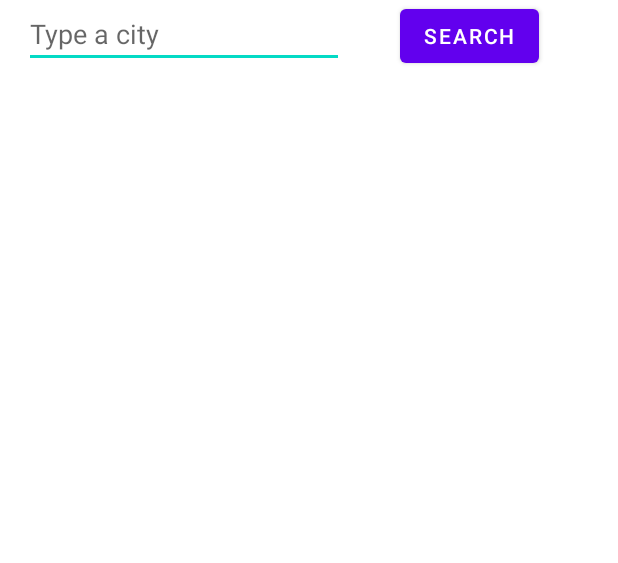
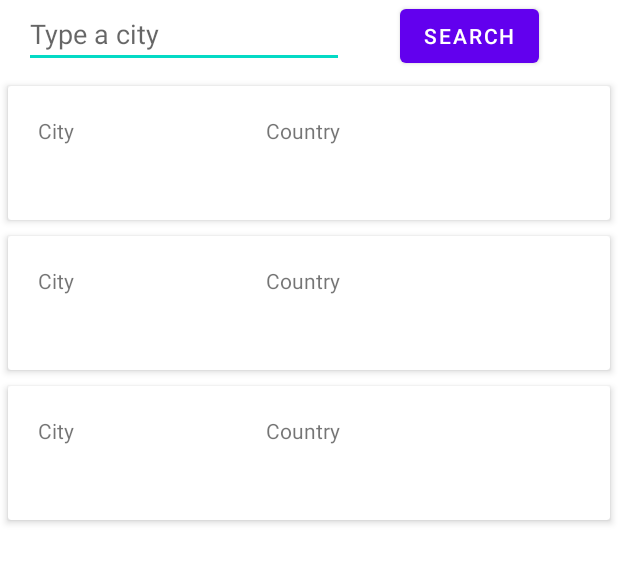
Before and after one commit to arllain/android-my-weather, an Android app: the layout fragment_search.xml on its own in the app's theme, with its tools: preview values and no code run, on a phone screen of 412 x 824 dp. Shown: the top 563 px of the screen. Run offline under Robolectric (Android 15) with nearby library versions, the phone set to English and light mode, and no system bars.

```diff
--- a/app/src/main/AndroidManifest.xml
+++ b/app/src/main/AndroidManifest.xml
@@ -11,6 +11,7 @@
         android:label="@string/app_name"
         android:roundIcon="@mipmap/ic_launcher_round"
         android:supportsRtl="true"
+        android:usesCleartextTraffic="true"
         android:theme="@style/Theme.MyWeather">
         <activity android:name=".ui.main.MainActivity">
             <intent-filter>
--- /dev/null
+++ b/app/src/main/java/br/com/arllain/myweather/extension/IntExtension.kt
@@ -0,0 +1,5 @@
+package br.com.arllain.myweather.extension
+
+import android.content.res.Resources
+
+fun Int.toPx() = (this * Resources.getSystem().displayMetrics.density).toInt()
--- a/app/src/main/res/layout/fragment_search.xml
+++ b/app/src/main/res/layout/fragment_search.xml
@@ -26,4 +26,15 @@
         app:layout_constraintEnd_toEndOf="parent"
         app:layout_constraintStart_toEndOf="@+id/edtSearch"
         app:layout_constraintTop_toTopOf="parent" />
+
+    <androidx.recyclerview.widget.RecyclerView
+        android:id="@+id/rvCities"
+        android:layout_width="match_parent"
+        android:layout_height="match_parent"
+        android:layout_marginTop="52dp"
+        app:layout_constraintEnd_toEndOf="parent"
+        app:layout_constraintHorizontal_bias="0.0"
+        app:layout_constraintStart_toStartOf="parent"
+        app:layout_constraintTop_toBottomOf="@+id/edtSearch"
+        tools:listitem="@layout/item_city" />
 </androidx.constraintlayout.widget.ConstraintLayout>
--- /dev/null
+++ b/app/src/main/res/layout/item_city.xml
@@ -0,0 +1,46 @@
+<androidx.cardview.widget.CardView xmlns:android="http://schemas.android.com/apk/res/android"
+    xmlns:app="http://schemas.android.com/apk/res-auto"
+    xmlns:tools="http://schemas.android.com/tools"
+    android:id="@+id/card_view"
+    android:layout_width="match_parent"
+    android:layout_height="wrap_content"
+    android:layout_margin="5dp"
+    android:clickable="true"
+    android:foreground="?selectableItemBackground"
+    app:cardElevation="3dp"
+    app:contentPadding="4dp">
+
+    <androidx.constraintlayout.widget.ConstraintLayout
+        android:id="@+id/relativeLayout"
+        android:layout_width="match_parent"
+        android:layout_height="match_parent"
+        android:padding="16dp">
+
+        <TextView
+            android:id="@+id/tvCountry"
+            android:layout_width="wrap_content"
+            android:layout_height="wrap_content"
+            android:layout_marginStart="128dp"
+            app:layout_constraintStart_toEndOf="@+id/tvCityName"
+            app:layout_constraintTop_toTopOf="parent"
+            tools:text="Country" />
+
+        <TextView
+            android:id="@+id/tvCityName"
+            android:layout_width="wrap_content"
+            android:layout_height="wrap_content"
+            app:layout_constraintStart_toStartOf="parent"
+            app:layout_constraintTop_toTopOf="parent"
+            tools:text="City" />
+
+        <ImageView
+            android:id="@+id/imgWeather"
+            android:layout_width="120dp"
+            android:layout_height="49dp"
+            app:layout_constraintEnd_toEndOf="parent"
+            app:layout_constraintTop_toTopOf="parent" />
+
+
+    </androidx.constraintlayout.widget.ConstraintLayout>
+
+</androidx.cardview.widget.CardView>
```
Also changed, not shown: app/build.gradle (+25 -0 lines), app/src/main/java/br/com/arllain/myweather/data/local/DataBaseApp.kt (added, +32 -0 lines), app/src/main/java/br/com/arllain/myweather/data/local/FavoriteDao.kt (added, +23 -0 lines), app/src/main/java/br/com/arllain/myweather/data/local/model/Favorite.kt (added, +14 -0 lines), app/src/main/java/br/com/arllain/myweather/data/remote/OpenWeatherService.kt (added, +25 -0 lines), app/src/main/java/br/com/arllain/myweather/data/remote/RetrofitManager.kt (added, +15 -0 lines), app/src/main/java/br/com/arllain/myweather/data/remote/model/FindResult.kt (added, +41 -0 lines), app/src/main/java/br/com/arllain/myweather/ui/main/favorite/FavoriteFragment.kt (+17 -0 lines), app/src/main/java/br/com/arllain/myweather/ui/main/search/SearchAdapter.kt (added, +53 -0 lines), app/src/main/java/br/com/arllain/myweather/ui/main/search/SearchFragment.kt (+59 -6 lines), app/src/main/java/br/com/arllain/myweather/util/MarginItemDecoration.kt (added, +25 -0 lines).
